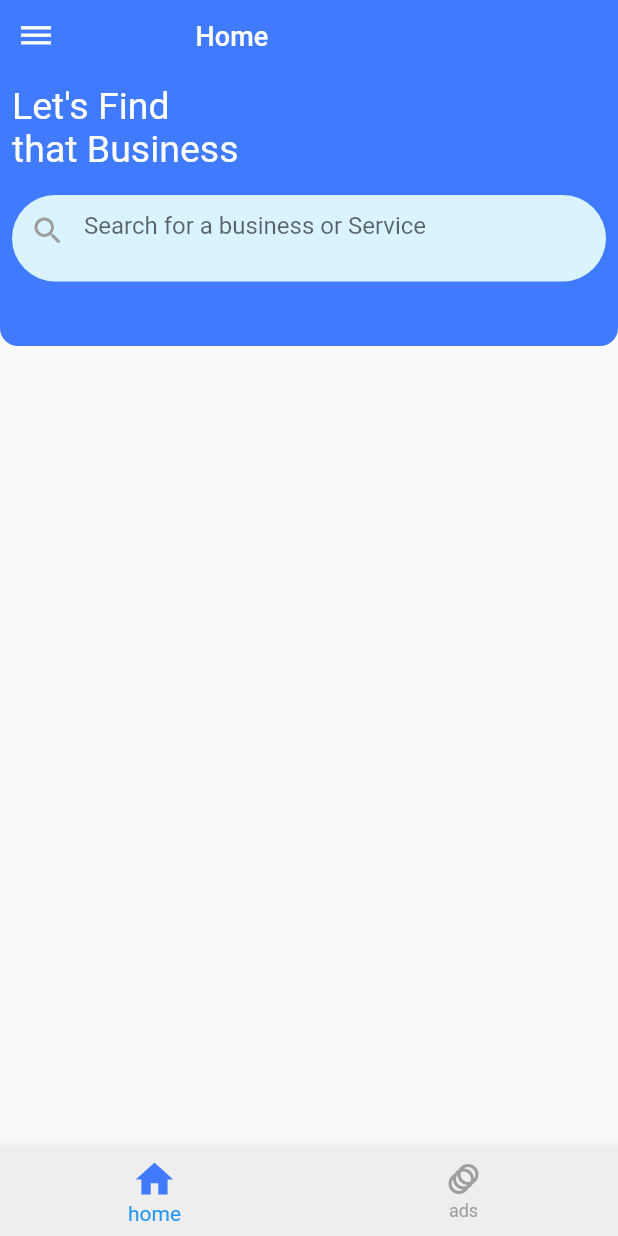
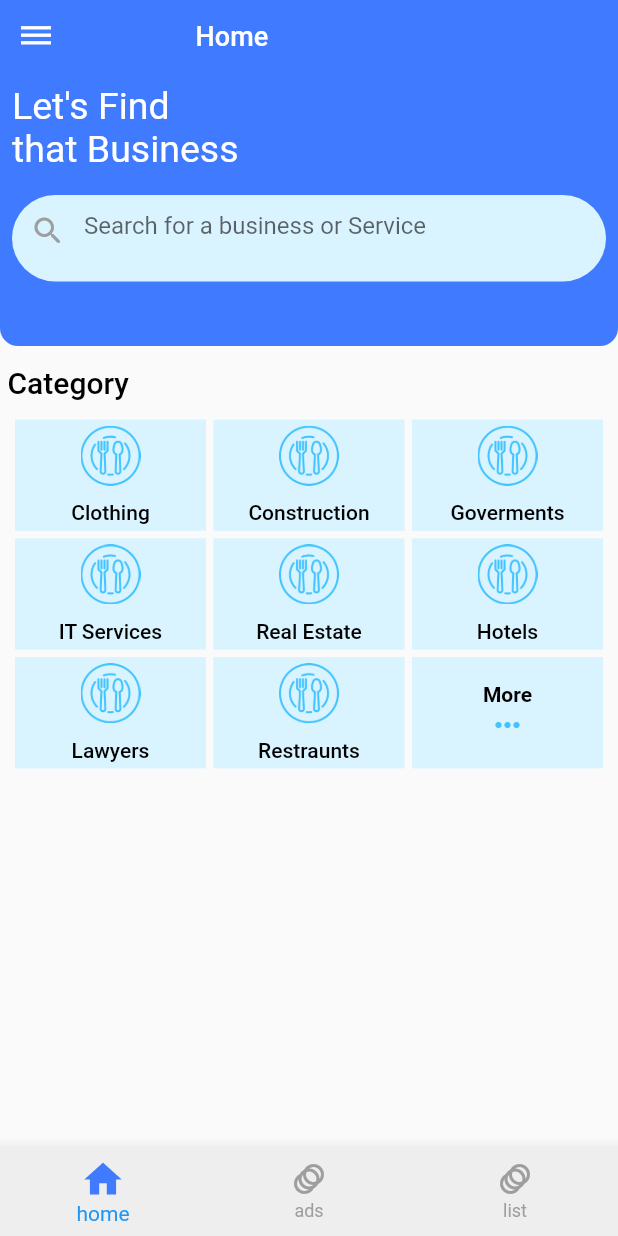
Before and after one commit to Mideny21/adress_app, a Flutter app: the screen it shows after launch, on a phone screen of 412 x 824 dp. Run offline on Flutter 3.47's test engine with Material 2 defaults, Android fonts, the light colour scheme and no system bars; our stand-ins replace flutter_rating_bar.

Commit message:
two pages added

```diff
--- /dev/null
+++ b/lib/components/cateogry_view.dart
@@ -0,0 +1,123 @@
+import 'package:flutter/material.dart';
+
+import '../widgets/category.dart';
+
+class CategoryView extends StatefulWidget {
+  const CategoryView({Key? key}) : super(key: key);
+
+  @override
+  State<CategoryView> createState() => _CategoryViewState();
+}
+
+class _CategoryViewState extends State<CategoryView> {
+  List<Map> _categories = [
+    {
+      'name': 'Clothing',
+    },
+    {
+      'name': 'Construction',
+    },
+    {
+      'name': 'Goverments',
+    },
+    {
+      'name': 'IT Services',
+    },
+    {
+      'name': 'Real Estate',
+    },
+    {
+      'name': 'Hotels',
+    },
+    {
+      'name': 'Lawyers',
+    },
+    {
+      'name': 'Restraunts',
+    },
+  ];
+
+  @override
+  Widget build(BuildContext context) {
+    return Padding(
+      padding: const EdgeInsets.all(5.0),
+      child: Column(
+        crossAxisAlignment: CrossAxisAlignment.start,
+        children: [
+          const SizedBox(height: 8),
+          Text("Category",
+              style: Theme.of(context).textTheme.labelLarge!.copyWith(
+                  fontSize: 20,
+                  fontWeight: FontWeight.w500,
+                  color: Colors.black)),
+          const SizedBox(height: 8),
+          GridView.builder(
+            padding: const EdgeInsets.only(top: 5.0, left: 5.0, right: 5.0),
+            physics: const NeverScrollableScrollPhysics(),
+            shrinkWrap: true,
+            gridDelegate: SliverGridDelegateWithFixedCrossAxisCount(
+              crossAxisCount: 3,
+              crossAxisSpacing: 5,
+              mainAxisSpacing: 5,
+              childAspectRatio: MediaQuery.of(context).size.height / 480,
+            ),
+            itemCount: 8 + 1,
+            itemBuilder: (BuildContext context, int index) {
+              if (index == 9 - 1) {
+                return GestureDetector(
+                  onTap: () {},
+                  child: Center(
+                      child: InkWell(
+                    onTap: () {},
+                    child: Container(
+                      width: MediaQuery.of(context).size.width,
+                      decoration: BoxDecoration(color: Color(0xffd9f3ff)),
+                      child: Column(
+                        crossAxisAlignment: CrossAxisAlignment.center,
+                        mainAxisAlignment: MainAxisAlignment.center,
+                        children: [
+                          Text("More",
+                              style: Theme.of(context)
+                                  .textTheme
+                                  .labelLarge!
+                                  .copyWith(
+                                      fontWeight: FontWeight.w700,
+                                      color: Colors.black)),
+                          Icon(Icons.more_horiz, color: Color(0xff42C2FF)),
+                        ],
+                      ),
+                    ),
+                  )),
+                );
+              }
+              return Container(
+                decoration: BoxDecoration(color: Color(0xffD9F3FF)),
+                child: Column(
+                    mainAxisAlignment: MainAxisAlignment.center,
+                    crossAxisAlignment: CrossAxisAlignment.center,
+                    children: [
+                      SizedBox(
+                        height: 40,
+                        width: 40,
+                        child: Image.asset(
+                          'assets/Icons/dish(1).png',
+                          fit: BoxFit.cover,
+                        ),
+                      ),
+                      SizedBox(height: 10),
+                      Text(_categories[index]['name'],
+                          style: Theme.of(context)
+                              .textTheme
+                              .labelLarge!
+                              .copyWith(
+                                  fontWeight: FontWeight.w500,
+                                  color: Colors.black))
+                    ]),
+              );
+            },
+          ),
+        ],
+      ),
+    );
+  }
+}
--- a/lib/screens/home.dart
+++ b/lib/screens/home.dart
@@ -1,5 +1,6 @@
 import 'package:flutter/material.dart';
 
+import '../components/cateogry_view.dart';
 import '../widgets/blue_bar.dart';
 
 class HomeScreen extends StatefulWidget {
@@ -14,9 +15,7 @@ class _HomeScreenState extends State<HomeScreen> {
   Widget build(BuildContext context) {
     return Scaffold(
         body: ListView(
-      children: [
-        BlueBar(),
-      ],
+      children: [BlueBar(), CategoryView()],
     ));
   }
 }
--- a/lib/screens/main_screen.dart
+++ b/lib/screens/main_screen.dart
@@ -2,6 +2,7 @@ import 'package:flutter/material.dart';
 
 import 'ads_screen.dart';
 import 'home.dart';
+import 'listing_address.dart';
 
 class MainScreen extends StatefulWidget {
   const MainScreen({Key? key}) : super(key: key);
@@ -24,7 +25,7 @@ class _MainScreenState extends State<MainScreen> {
   void initState() {
     // TODO: implement initState
     super.initState();
-    _pages = <Widget>[HomeScreen(), AdsScreen()];
+    _pages = <Widget>[HomeScreen(), AdsScreen(), BusinessAddress()];
   }
 
   @override
@@ -40,6 +41,10 @@ class _MainScreenState extends State<MainScreen> {
           BottomNavigationBarItem(
             icon: Icon(Icons.animation_outlined),
             label: 'ads',
+          ),
+          BottomNavigationBarItem(
+            icon: Icon(Icons.animation_outlined),
+            label: 'list',
           ),
         ],
         currentIndex: _selectedIndex, //New
--- a/pubspec.yaml
+++ b/pubspec.yaml
@@ -34,6 +34,7 @@ dependencies:
   # The following adds the Cupertino Icons font to your application.
   # Use with the CupertinoIcons class for iOS style icons.
   cupertino_icons: ^1.0.2
+  flutter_rating_bar: ^4.0.0
 
 dev_dependencies:
   flutter_test:
@@ -58,8 +59,8 @@ flutter:
   uses-material-design: true
 
   # To add assets to your application, add an assets section, like this:
-  # assets:
-  #   - images/a_dot_burr.jpeg
+  assets:
+    - assets/Icons/
   #   - images/a_dot_ham.jpeg
 
   # An image asset can refer to one or more resolution-specific "variants", see
```
Also changed, not shown: lib/screens/listing_address.dart (added, +184 -0 lines), lib/widgets/category.dart (added, +17 -0 lines), assets/Icons/clothes-hanger(1).png (added), assets/Icons/computer(1).png (added), assets/Icons/dish(1).png (added), assets/Icons/government(1).png (added), assets/Icons/hook(1).png (added), assets/Icons/hotel(1).png (added), assets/Icons/law(1).png (added), assets/Icons/real-estate(1).png (added), pubspec.lock.
